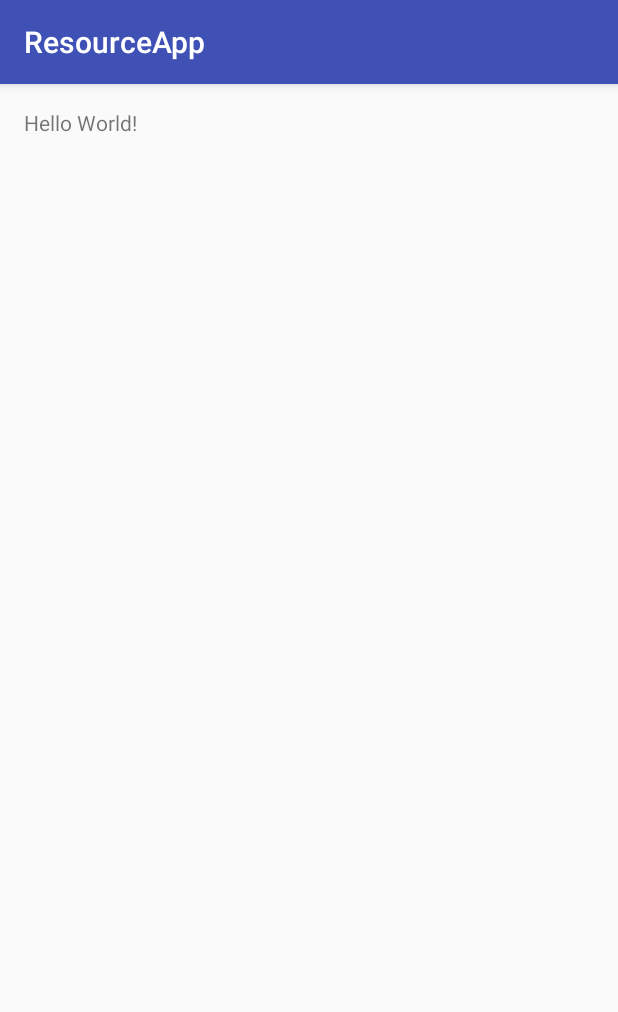
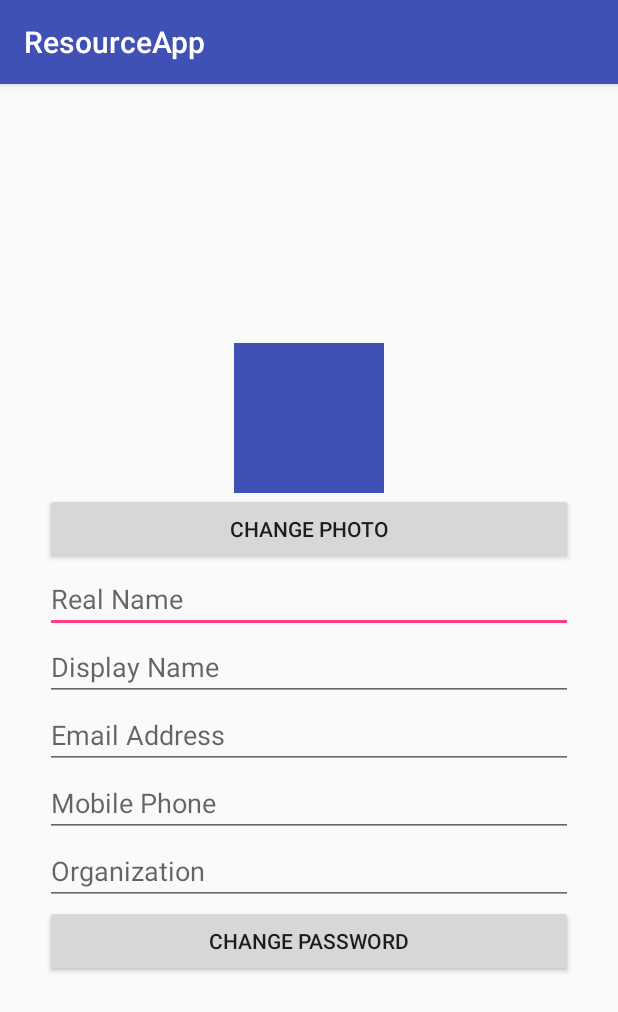
Before and after one commit to MadelynTav/ResourceApp, an Android app: the screen it shows after launch (HomeActivity before the commit, ProfileSetupActivity after it), on a phone screen of 412 x 824 dp. Shown: the top 1012 px of the screen. Run offline under Robolectric (Android 15) with nearby library versions, the phone set to English and light mode, and no system bars; our stand-ins replace ButterKnife, Picasso.

Commit message:
ADD: Template skeletons for profile setup.

```diff
--- a/app/build.gradle
+++ b/app/build.gradle
@@ -23,4 +23,7 @@ dependencies {
     compile fileTree(dir: 'libs', include: ['*.jar'])
     testCompile 'junit:junit:4.12'
     compile 'com.android.support:appcompat-v7:23.1.1'
+
+    compile 'com.jakewharton:butterknife:7.0.1'
+    compile 'com.squareup.picasso:picasso:2.5.2'
 }
--- a/app/src/main/AndroidManifest.xml
+++ b/app/src/main/AndroidManifest.xml
@@ -1,6 +1,7 @@
 <?xml version="1.0" encoding="utf-8"?>
-<manifest xmlns:android="http://schemas.android.com/apk/res/android"
-          package="boston.hackingforgood.resourceapp"
+<manifest
+    xmlns:android="http://schemas.android.com/apk/res/android"
+    package="boston.hackingforgood.resourceapp"
     >
 
     <application
@@ -11,12 +12,12 @@
         android:theme="@style/AppTheme"
         >
         <activity android:name=".components.home.HomeActivity">
+        </activity>
+        <activity android:name=".components.profile_setup.ProfileSetupActivity">
             <intent-filter>
                 <action android:name="android.intent.action.MAIN"/>
-
                 <category android:name="android.intent.category.LAUNCHER"/>
             </intent-filter>
         </activity>
     </application>
-
 </manifest>
--- /dev/null
+++ b/app/src/main/java/boston/hackingforgood/resourceapp/components/profile_setup/ProfileSetupActivity.java
@@ -0,0 +1,47 @@
+package boston.hackingforgood.resourceapp.components.profile_setup;
+
+import android.support.v7.app.AppCompatActivity;
+import android.os.Bundle;
+import android.widget.AutoCompleteTextView;
+import android.widget.EditText;
+import android.widget.ImageView;
+
+import com.squareup.picasso.Picasso;
+
+import boston.hackingforgood.resourceapp.R;
+import butterknife.Bind;
+import butterknife.ButterKnife;
+import butterknife.OnClick;
+
+public class ProfileSetupActivity extends AppCompatActivity {
+
+    @Bind(R.id.image_profile)
+    ImageView profileImage;
+
+    @OnClick(R.id.button_change_photo)
+    public void onChangePhotoButtonClicked() {
+
+    }
+
+    @Bind(R.id.edit_text_real_name)
+    EditText realNameEditText;
+
+    @Bind(R.id.edit_text_display_name)
+    EditText displayNameEditText;
+
+    @Bind(R.id.edit_text_email)
+    EditText emailEditText;
+
+    @Bind(R.id.edit_text_mobile)
+    EditText mobileEditText;
+
+    @Bind(R.id.autocomplete_organization)
+    AutoCompleteTextView organizationAutocomplete;
+
+    @Override
+    protected void onCreate(Bundle savedInstanceState) {
+        super.onCreate(savedInstanceState);
+        setContentView(R.layout.activity_profile_setup);
+        ButterKnife.bind(this);
+    }
+}
--- /dev/null
+++ b/app/src/main/res/layout/activity_profile_setup.xml
@@ -0,0 +1,74 @@
+<?xml version="1.0" encoding="utf-8"?>
+<LinearLayout
+    xmlns:android="http://schemas.android.com/apk/res/android"
+    xmlns:tools="http://schemas.android.com/tools"
+    android:layout_width="match_parent"
+    android:layout_height="match_parent"
+    tools:context="boston.hackingforgood.resourceapp.components.profile_setup.ProfileSetupActivity"
+    android:orientation="vertical"
+    android:gravity="center"
+    android:layout_marginLeft="@dimen/setup_page_margin"
+    android:layout_marginRight="@dimen/setup_page_margin"
+    >
+
+    <ImageView
+        android:layout_width="@dimen/image_profile_size"
+        android:layout_height="@dimen/image_profile_size"
+        android:id="@+id/image_profile"
+        android:contentDescription="@string/profile_image"
+        android:background="@color/colorPrimary"
+        />
+
+    <Button
+        android:layout_width="match_parent"
+        android:layout_height="wrap_content"
+        android:text="@string/change_photo"
+        android:id="@+id/button_change_photo"
+        />
+
+    <EditText
+        android:layout_width="match_parent"
+        android:layout_height="wrap_content"
+        android:id="@+id/edit_text_real_name"
+        android:inputType="text"
+        android:hint="@string/real_name"
+        />
+
+    <EditText
+        android:layout_width="match_parent"
+        android:layout_height="wrap_content"
+        android:id="@+id/edit_text_display_name"
+        android:hint="@string/display_name"
+        />
+
+    <EditText
+        android:layout_width="match_parent"
+        android:layout_height="wrap_content"
+        android:inputType="textEmailAddress"
+        android:id="@+id/edit_text_email"
+        android:hint="@string/email_address"
+        />
+
+    <EditText
+        android:layout_width="match_parent"
+        android:layout_height="wrap_content"
+        android:inputType="number"
+        android:ems="10"
+        android:id="@+id/edit_text_mobile"
+        android:hint="@string/mobile_phone"
+        />
+
+    <AutoCompleteTextView
+        android:id="@+id/autocomplete_organization"
+        android:layout_width="match_parent"
+        android:layout_height="wrap_content"
+        android:hint="@string/organization"
+        />
+
+    <Button
+        android:layout_width="match_parent"
+        android:layout_height="wrap_content"
+        android:text="@string/change_password"
+        android:id="@+id/button_change_password"
+        />
+</LinearLayout>
--- a/app/src/main/res/values/dimens.xml
+++ b/app/src/main/res/values/dimens.xml
@@ -2,4 +2,6 @@
     <!-- Default screen margins, per the Android Design guidelines. -->
     <dimen name="activity_horizontal_margin">16dp</dimen>
     <dimen name="activity_vertical_margin">16dp</dimen>
+    <dimen name="image_profile_size">100dp</dimen>
+    <dimen name="setup_page_margin">30dp</dimen>
 </resources>
--- a/app/src/main/res/values/strings.xml
+++ b/app/src/main/res/values/strings.xml
@@ -1,3 +1,11 @@
 <resources>
     <string name="app_name">ResourceApp</string>
+    <string name="change_photo">Change Photo</string>
+    <string name="profile_image">Profile Image</string>
+    <string name="real_name">Real Name</string>
+    <string name="display_name">Display Name</string>
+    <string name="email_address">Email Address</string>
+    <string name="mobile_phone">Mobile Phone</string>
+    <string name="organization">Organization</string>
+    <string name="change_password">Change Password</string>
 </resources>
```
